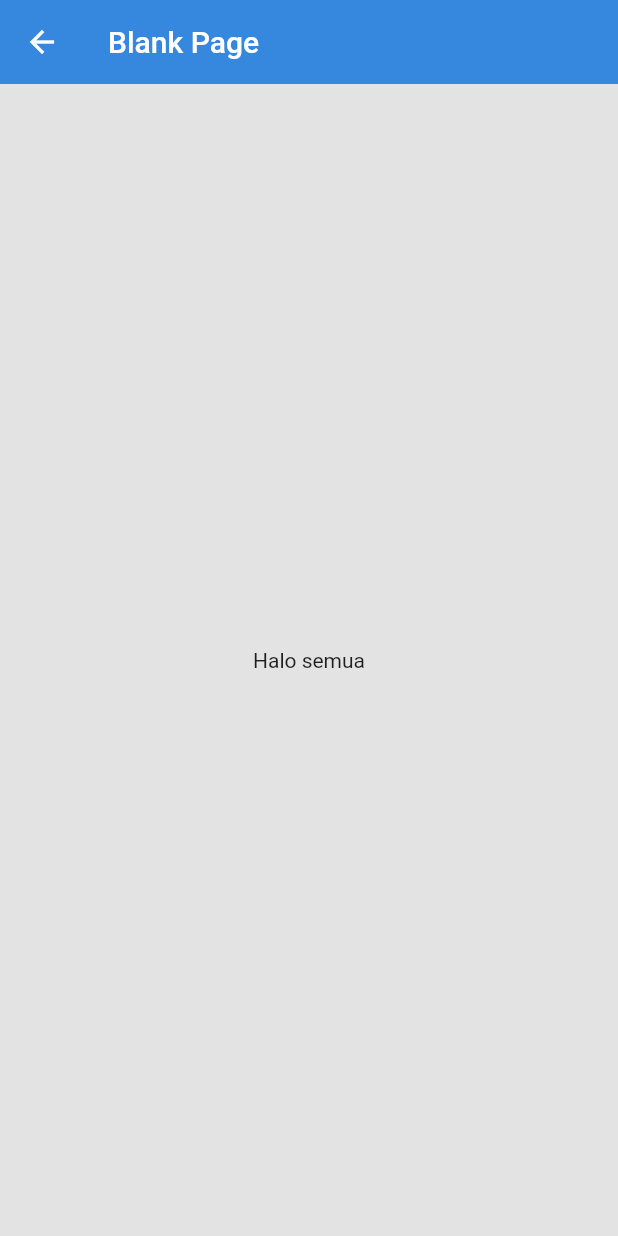
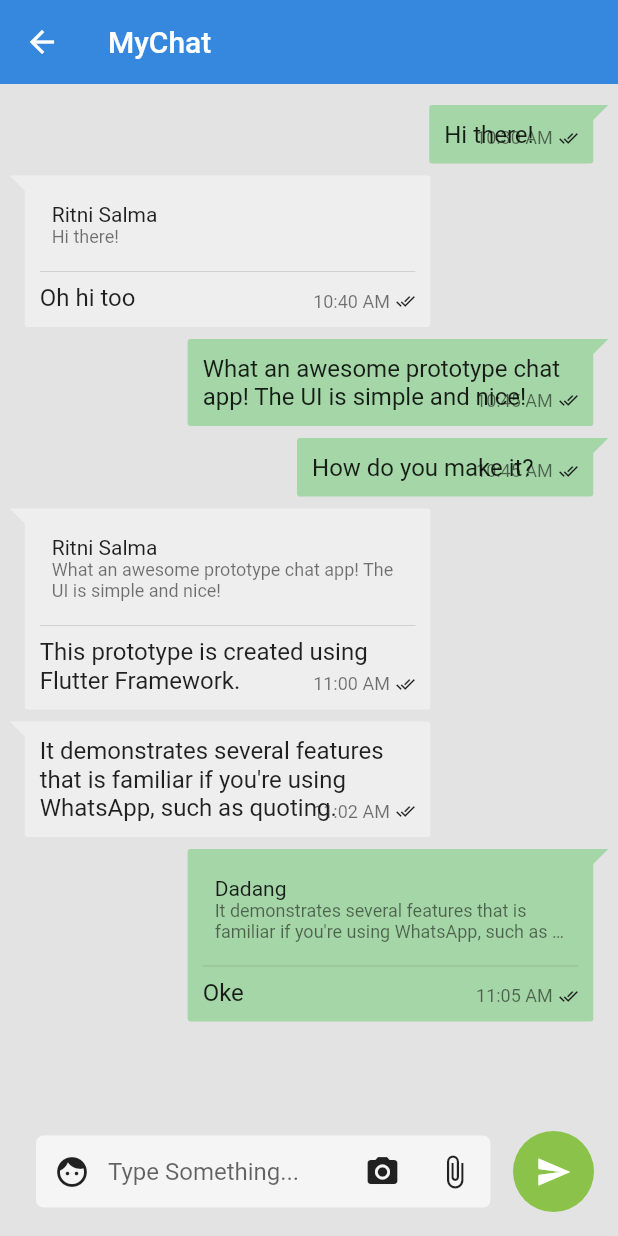
Before and after one commit to agungsatrioo/motordoc, a Flutter app: the ChatPage screen opened directly, after a tap on "Zanuar", on a phone screen of 412 x 824 dp. Run offline on Flutter 3.47's test engine with Material 2 defaults, Android fonts, the phone set to English and light mode, and no system bars; our stand-ins replace bloc, cached_network_image, equatable, flutter_bloc, flutter_phoenix, flutter_slidable and 2 more; accounts and stored records are empty.

Commit message:
add chatroom page

```diff
--- a/lib/src/models/model_chat.dart
+++ b/lib/src/models/model_chat.dart
@@ -73,18 +73,30 @@ class ChatParticipant {
 }
 
 class MessageItem {
-    ChatParticipant chatParticipant;
+    String chatId;
+    ChatParticipant chatSender;
+    String picture;
+    String sound;
+    String file;
     String messageBody;
     DateTime timestamp;
+    bool removed;
     int urgency;
-    int status;
+    bool read;
+    MessageItem quote;
 
     MessageItem({
-        this.chatParticipant,
+        this.chatId,
+        this.chatSender,
+        this.picture,
+        this.sound,
+        this.file,
         this.messageBody,
         this.timestamp,
+        this.removed,
         this.urgency,
-        this.status,
+        this.read,
+        this.quote,
     });
 
     factory MessageItem.fromRawJson(String str) => MessageItem.fromJson(json.decode(str));
@@ -92,18 +104,30 @@ class MessageItem {
     String toRawJson() => json.encode(toJson());
 
     factory MessageItem.fromJson(Map<String, dynamic> json) => MessageItem(
-        chatParticipant: ChatParticipant.fromJson(json["chat_participant"]),
+        chatId: json["chat_id"],
+        chatSender: ChatParticipant.fromJson(json["chat_sender"]),
+        picture: json["picture"] == null ? null : json["picture"],
+        sound: json["sound"] == null ? null : json["sound"],
+        file: json["file"] == null ? null : json["file"],
         messageBody: json["message_body"],
         timestamp: DateTime.parse(json["timestamp"]),
+        removed: json["removed"],
         urgency: json["urgency"],
-        status: json["status"],
+        read: json["read"],
+        quote: json["quote"] == null ? null : MessageItem.fromJson(json["quote"]),
     );
 
     Map<String, dynamic> toJson() => {
-        "chat_participant": chatParticipant.toJson(),
+        "chat_id": chatId,
+        "chat_sender": chatSender.toJson(),
+        "picture": picture == null ? null : picture,
+        "sound": sound == null ? null : sound,
+        "file": file == null ? null : file,
         "message_body": messageBody,
         "timestamp": timestamp.toIso8601String(),
+        "removed": removed,
         "urgency": urgency,
-        "status": status,
+        "read": read,
+        "quote": quote == null ? null : quote.toJson(),
     };
 }
--- a/lib/src/models/model_dummy_dataset.dart
+++ b/lib/src/models/model_dummy_dataset.dart
@@ -1,10 +1,60 @@
 import 'model_chat.dart';
 
-//DUMMY DATASETS
-
-List<ChatParticipant> getParticipant() => [
+List<ChatParticipant> getParticipants() => [
   ChatParticipant(
     userId: "1",
-    userFullname: "Rini Salma",
+    userName: "jajang",
+    userFullname: "Ritni Salma"
+  ),
+  ChatParticipant(
+    userId: "2",
+    userName: "ceyang",
+    userFullname: "Dadang"
   )
 ];
+
+List<MessageItem> getChats() {
+  List<MessageItem> lists = [
+  MessageItem(
+    chatSender: getParticipants()[0],
+    messageBody: "Hi there!",
+    timestamp: DateTime.now()
+  ),
+  MessageItem(
+    chatSender: getParticipants()[1],
+    messageBody: "Oh hi too",
+    timestamp: DateTime.now().add(Duration(minutes: 10))
+  ),
+  MessageItem(
+    chatSender: getParticipants()[0],
+    messageBody: "What an awesome prototype chat app! The UI is simple and nice!",
+    timestamp: DateTime.now().add(Duration(minutes: 15))
+  ),
+  MessageItem(
+    chatSender: getParticipants()[0],
+    messageBody: "How do you make it?",
+    timestamp: DateTime.now().add(Duration(minutes: 15))
+  ),
+  MessageItem(
+    chatSender: getParticipants()[1],
+    messageBody: "This prototype is created using Flutter Framework.",
+    timestamp: DateTime.now().add(Duration(minutes: 30))
+  ),
+    MessageItem(
+    chatSender: getParticipants()[1],
+    messageBody: "It demonstrates several features that is familiar if you're using WhatsApp, such as quoting.",
+    timestamp: DateTime.now().add(Duration(minutes: 32))
+  ),
+  MessageItem(
+    chatSender: getParticipants()[0],
+    messageBody: "Oke",
+    timestamp: DateTime.now().add(Duration(minutes: 35))
+  )
+];
+
+lists[1].quote = lists[0];
+lists[4].quote = lists[2];
+lists[6].quote = lists[5];
+
+return lists;
+}
--- /dev/null
+++ b/lib/src/ui/pages/chat/page_chatroom.dart
@@ -0,0 +1,101 @@
+import 'package:flutter/material.dart';
+
+import '../../../models/model_chat.dart';
+import '../../../models/model_dummy_dataset.dart';
+import '../../widgets/chat_bubble/widget_chat_bubble.dart';
+
+
+class ChatroomPage extends StatefulWidget {
+  @override
+  State<StatefulWidget> createState() => _ChatroomPageState();
+}
+
+class _ChatroomPageState extends State<ChatroomPage> {
+  List<MessageItem> _messageItem;
+  List<ChatParticipant> _chatParticipant;
+  ChatParticipant _currentUser;
+
+  @override
+  void initState() {
+    super.initState();
+  }
+
+  @override
+  Widget build(BuildContext context) {
+    _messageItem = getChats();
+    _chatParticipant = getParticipants();
+    _currentUser = _chatParticipant[0];
+
+
+    return Scaffold(
+      appBar: AppBar(
+        title: Text("MyChat"),
+      ),
+      body: Container(
+        child: ListView.builder(
+            padding: EdgeInsets.only(bottom: 75, left:2.5, right:2.5, top:10),
+            itemCount: _messageItem.length,
+            scrollDirection: Axis.vertical,
+            itemBuilder: (ctx, item) {
+              return ChatBubble(
+                isMessageFromMe: _messageItem[item].chatSender.userId == _currentUser.userId,
+                messageItem: _messageItem[item],
+              );
+            }
+          ),
+      ),
+      floatingActionButton: Container(
+        margin: EdgeInsets.only(left:40),
+        child: Row(
+          children: [
+            Expanded(
+              child: Container(
+                decoration: BoxDecoration(
+                  borderRadius: BorderRadius.circular(5.0),
+                  color: Colors.grey[100]
+                ),
+                child: Row(
+                  children: [
+                    IconButton(
+                        icon: Icon(Icons.face), onPressed: () {}),
+                    Expanded(
+                      child: TextField(
+                        decoration: InputDecoration(
+                            hintText: "Type Something...",
+                            border: InputBorder.none),
+                      ),
+                    ),
+                    IconButton(
+                      icon: Icon(Icons.photo_camera),
+                      onPressed: () {},
+                    ),
+                    IconButton(
+                      icon: Icon(Icons.attach_file),
+                      onPressed: () {},
+                    )
+                  ],
+                ),
+              ),
+            ),
+            SizedBox(width: 15),
+            Container(
+              padding: const EdgeInsets.all(15.0),
+              decoration: BoxDecoration(
+                  color: Colors.lightGreen, shape: BoxShape.circle),
+              child: InkWell(
+                child: Icon(
+                  Icons.send,
+                  color: Colors.white,
+                ),
+                onLongPress: () {
+
+                },
+              ),
+            )
+          ],
+        ),
+      ),
+    );
+  }
+
+}
--- a/lib/src/ui/pages/home/chat.dart
+++ b/lib/src/ui/pages/home/chat.dart
@@ -1,5 +1,6 @@
 import 'package:animations/animations.dart';
 import 'package:flutter/material.dart';
+import 'package:motordoc/src/ui/pages/chat/page_chatroom.dart';
 
 import '../../widgets/widget_chat.dart';
 import '../examples/blank_page.dart';
@@ -29,7 +30,7 @@ class _ChatPageState extends State<ChatPage> {
                     return OpenContainer(
                       transitionType: ContainerTransitionType.fade,
                       openBuilder: (BuildContext _, VoidCallback openContainer) {
-                        return BlankPage();
+                        return ChatroomPage();
                       },
                       tappable: false,
                       closedShape: const RoundedRectangleBorder(),
--- /dev/null
+++ b/lib/src/ui/shapes/chat_bubble_shape.dart
@@ -0,0 +1,46 @@
+import 'package:flutter/material.dart';
+
+class ChatBubble extends CustomPainter {
+  final Color color;
+  final MainAxisAlignment mainAxisAlignment;
+
+  ChatBubble(
+      {@required this.color, this.mainAxisAlignment = MainAxisAlignment.end});
+
+  double radius = 2.0;
+  var _x = 10.0;
+
+  @override
+  void paint(Canvas canvas, Size size) {
+    var path = new Path()
+      ..lineTo(size.width - radius, 0)
+      ..arcToPoint(Offset(size.width, radius), radius: Radius.circular(radius))
+      ..lineTo(size.width, size.height - radius)
+      ..arcToPoint(Offset(size.width - radius, size.height),
+          radius: Radius.circular(radius))
+      ..lineTo(_x + radius, size.height)
+      ..arcToPoint(Offset(_x, size.height - radius),
+          radius: Radius.circular(radius))
+      ..lineTo(_x, _x);
+
+    if (mainAxisAlignment == MainAxisAlignment.end) {
+      canvas.scale(-1, 1);
+      canvas.translate(-size.width, 0);
+    }
+
+    canvas.drawPath(
+        path,
+        Paint()
+          ..color = this.color
+          ..style = PaintingStyle.fill);
+  }
+
+  num degToRad(num deg) => deg * (pi / 180.0);
+
+  num get pi => 3.14159;
+
+  @override
+  bool shouldRepaint(CustomPainter oldDelegate) {
+    return true;
+  }
+}
--- /dev/null
+++ b/lib/src/ui/widgets/chat_bubble/widget_chat_bubble.dart
@@ -0,0 +1,46 @@
+import 'package:flutter/material.dart';
+
+import '../../../models/model_chat.dart';
+import 'widget_chat_bubble_base.dart';
+
+class ChatBubble extends StatefulWidget {
+  bool isMessageFromMe;
+  MessageItem messageItem;
+
+  ChatBubble({
+    @required this.isMessageFromMe,
+    @required this.messageItem,
+  });
+
+  @override
+  State<StatefulWidget> createState() {
+    if (isMessageFromMe)
+      return _ChatSenderBubble();
+    else
+      return _ChatReceiverBubble();
+  }
+}
+
+class _ChatReceiverBubble extends State<ChatBubble> {
+  @override
+  Widget build(BuildContext context) {
+    return ChatWidgetBubbleBase(
+      bubbleColor: Colors.grey[200],
+      message: widget.messageItem,
+      time: "09:50",
+      mainAxisAlignment: MainAxisAlignment.start,
+    );
+  }
+}
+
+class _ChatSenderBubble extends State<ChatBubble> {
+  @override
+  Widget build(BuildContext context) {
+    return ChatWidgetBubbleBase(
+      bubbleColor: Colors.green[200],
+      message: widget.messageItem,
+      time: "09:50",
+      mainAxisAlignment: MainAxisAlignment.end,
+    );
+  }
+}
--- /dev/null
+++ b/lib/src/ui/widgets/chat_bubble/widget_chat_bubble_base.dart
@@ -0,0 +1,94 @@
+import 'package:flutter/material.dart';
+
+import '../../../models/model_chat.dart';
+import '../../shapes/chat_bubble_shape.dart';
+import 'widget_chat_bubble_quote.dart';
+
+class ChatWidgetBubbleBase extends StatelessWidget {
+  MainAxisAlignment mainAxisAlignment;
+  Color bubbleColor;
+  MessageItem message;
+  String time;
+
+  ChatWidgetBubbleBase({
+    @required this.bubbleColor,
+    @required this.message,
+    @required this.time,
+    @required this.mainAxisAlignment,
+  });
+
+  @override
+  Widget build(BuildContext context) {
+    String timeStamp =
+        TimeOfDay.fromDateTime(message.timestamp).format(context);
+
+    double leftMargin =
+        (mainAxisAlignment == MainAxisAlignment.start) ? 20 : 10;
+    double rightMargin = (mainAxisAlignment == MainAxisAlignment.end) ? 20 : 10;
+
+    return Row(
+      mainAxisAlignment: mainAxisAlignment,
+      children: [
+        //ini avanya
+        Container(
+            constraints: BoxConstraints(
+                maxWidth: MediaQuery.of(context).size.width * .7),
+            padding: const EdgeInsets.all(4.0),
+            child: CustomPaint(
+                painter: ChatBubble(
+                    color: bubbleColor, mainAxisAlignment: mainAxisAlignment),
+                child: Container(
+                    padding: EdgeInsets.only(
+                        left: leftMargin,
+                        right: rightMargin,
+                        top: 10,
+                        bottom: 10),
+                    child: Stack(
+                      children: [
+                        Column(
+                          crossAxisAlignment: CrossAxisAlignment.start,
+                          children: <Widget>[
+                            Visibility(
+                                visible: message.quote != null,
+                                child: Column(
+                                  crossAxisAlignment: CrossAxisAlignment.start,
+                                  children: <Widget>[
+                                    ChatBubbleQuoteWidget(
+                                      chatQuoted: message.quote,
+                                    ),
+                                    Divider()
+                                  ],
+                                )),
+                            Text(
+                              "${message.messageBody}" + ('\u202F' * 15),
+                              style: DefaultTextStyle.of(context)
+                                  .style
+                                  .merge(TextStyle(fontSize: 16)),
+                            ),
+                          ],
+                        ),
+                        Positioned(
+                          right: 0,
+                          bottom: 0,
+                          child: Row(
+                            mainAxisSize: MainAxisSize.min,
+                            mainAxisAlignment: MainAxisAlignment.end,
+                            children: <Widget>[
+                              Text(
+                                timeStamp,
+                                style: Theme.of(context).textTheme.caption,
+                                textAlign: TextAlign.right,
+                              ),
+                              Padding(
+                                padding: const EdgeInsets.only(left: 4.0),
+                                child: Icon(Icons.done_all, size: 13),
+                              )
+                            ],
+                          ),
+                        ),
+                      ],
+                    )))),
+      ],
+    );
+  }
+}
--- /dev/null
+++ b/lib/src/ui/widgets/chat_bubble/widget_chat_bubble_quote.dart
@@ -0,0 +1,36 @@
+import 'package:flutter/material.dart';
+
+import '../../../models/model_chat.dart';
+
+
+class ChatBubbleQuoteWidget extends StatelessWidget {
+  MessageItem chatQuoted;
+
+  ChatBubbleQuoteWidget({@required this.chatQuoted});
+
+  @override
+  Widget build(BuildContext context) {
+    if (chatQuoted.messageBody != null) {
+
+      return Container(
+        width: double.infinity,
+        child: Padding(
+          padding: const EdgeInsets.all(8.0),
+          child: Column(
+            crossAxisAlignment: CrossAxisAlignment.start,
+            children: <Widget>[
+              Text(chatQuoted.chatSender.userFullname),
+              Text(
+                "${chatQuoted.messageBody}",
+                style: Theme.of(context).textTheme.caption,
+                maxLines: 2,
+                overflow: TextOverflow.ellipsis,
+              ),
+            ],
+          ),
+        ),
+      );
+    } else
+      return Container();
+  }
+}
--- /dev/null
+++ b/lib/src/ui/widgets/widget_chatroom_title.dart
@@ -0,0 +1,9 @@
+import 'package:flutter/material.dart';
+
+class ChatroomTitleWidget extends StatelessWidget {
+  @override
+  Widget build(BuildContext context) {
+    // TODO: implement build
+    throw UnimplementedError();
+  }
+}
```
